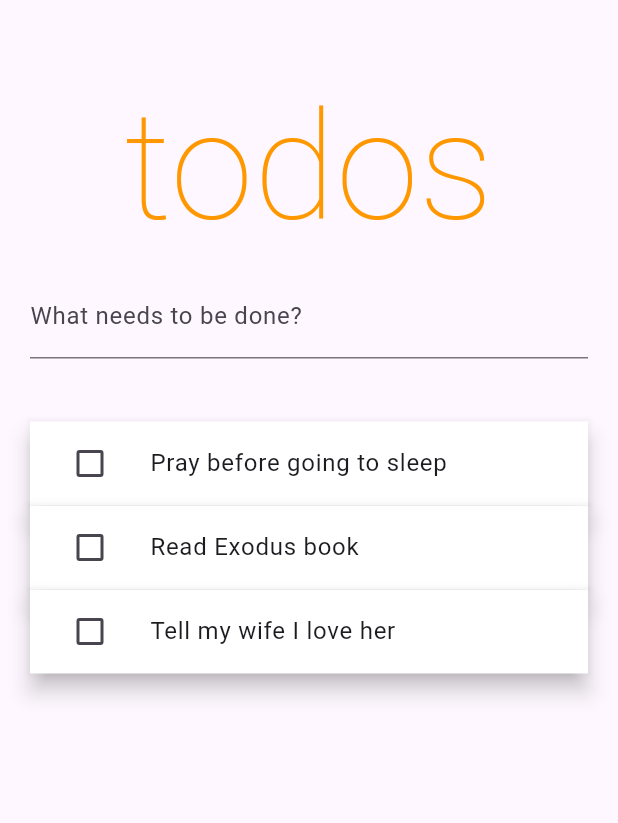
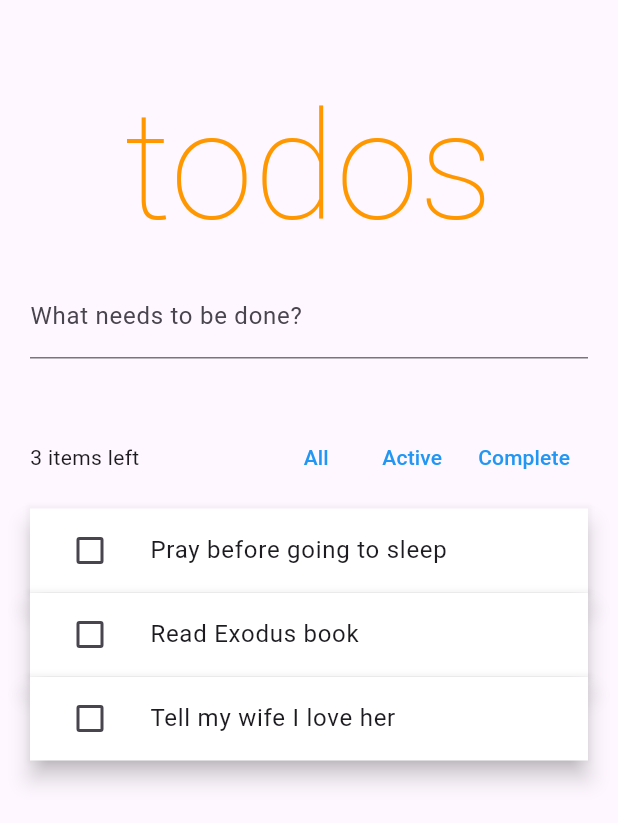
Before and after one commit to dsubiros/riverpod_todo_2, a Flutter app: the screen it shows after launch, on a phone screen of 412 x 824 dp. Shown: the top 823 px of the screen. Run offline on Flutter 3.47's test engine with Material 3 defaults, Android fonts, the phone set to English and light mode, and no system bars; our stand-ins replace flutter_hooks, hooks_riverpod, riverpod; Roboto replaces fonts that are missing (Helvetica Neue).

```diff
--- a/lib/main.dart
+++ b/lib/main.dart
@@ -75,6 +75,8 @@ class Home extends HookConsumerWidget {
               },
             ),
             const SizedBox(height: 42.0),
+            const Toolbar(),
+            const SizedBox(height: 10.0),
             ...todos.map(
               (todo) => Dismissible(
                 key: ValueKey(todo.id),
@@ -88,6 +90,112 @@ class Home extends HookConsumerWidget {
             ),
           ],
         ),
+      ),
+    );
+  }
+}
+
+class Toolbar extends HookConsumerWidget {
+  const Toolbar({super.key});
+
+  @override
+  Widget build(BuildContext context, WidgetRef ref) {
+    final filter = ref.watch(todoListFilter);
+
+    Color? textColorFor(TodoListFilter value) {
+      return filter == value ? Colors.blue : Colors.black;
+    }
+
+    return Material(
+        child: Row(
+      mainAxisAlignment: MainAxisAlignment.spaceBetween,
+      children: [
+        Expanded(child: Text('${ref.watch(uncompletedTodosCount)} items left')),
+        // Tooltip(
+        //   message: 'All',
+        //   child: TextButton(
+        //     onPressed: () {
+        //       ref.watch(todoListFilter.notifier).state = TodoListFilter.all;
+        //     },
+        //     style: ButtonStyle(
+        //         foregroundColor:
+        //             WidgetStatePropertyAll(textColorFor(TodoListFilter.all))),
+        //     child: Text('All'),
+        //   ),
+        // ),
+        ToolbarItem(
+          tooltipText: 'All',
+          filter: TodoListFilter.all,
+          onTap: () =>
+              ref.watch(todoListFilter.notifier).state = TodoListFilter.all,
+        ),
+        ToolbarItem(
+          tooltipText: 'Active',
+          filter: TodoListFilter.active,
+          onTap: () =>
+              ref.watch(todoListFilter.notifier).state = TodoListFilter.active,
+        ),
+        ToolbarItem(
+          tooltipText: 'Complete',
+          filter: TodoListFilter.completed,
+          onTap: () => ref.watch(todoListFilter.notifier).state =
+              TodoListFilter.completed,
+        ),
+        // Tooltip(
+        //   message: 'Active',
+        //   child: TextButton(
+        //     onPressed: () {
+        //       ref.watch(todoListFilter.notifier).state = TodoListFilter.active;
+        //     },
+        //     style: ButtonStyle(
+        //         foregroundColor: WidgetStatePropertyAll(
+        //             textColorFor(TodoListFilter.active))),
+        //     child: Text('Active'),
+        //   ),
+        // ),
+        // Tooltip(
+        //   message: 'Complete',
+        //   child: TextButton(
+        //     onPressed: () {
+        //       ref.watch(todoListFilter.notifier).state =
+        //           TodoListFilter.completed;
+        //     },
+        //     style: ButtonStyle(
+        //         foregroundColor: WidgetStatePropertyAll(
+        //             textColorFor(TodoListFilter.completed))),
+        //     child: const Text('Complete'),
+        //   ),
+        // ),
+      ],
+    ));
+  }
+}
+
+class ToolbarItem extends ConsumerWidget {
+  final TodoListFilter filter;
+  final String tooltipText;
+  final VoidCallback? onTap;
+
+  const ToolbarItem({
+    super.key,
+    required this.filter,
+    required this.tooltipText,
+    required this.onTap,
+  });
+
+  @override
+  Widget build(BuildContext context, WidgetRef ref) {
+    Color? textColorFor(TodoListFilter value) {
+      return filter == value ? Colors.blue : Colors.black;
+    }
+
+    return Tooltip(
+      message: tooltipText,
+      child: TextButton(
+        onPressed: onTap,
+        style: ButtonStyle(
+            foregroundColor: WidgetStatePropertyAll(textColorFor(filter))),
+        child: Text(tooltipText),
       ),
     );
   }
```
